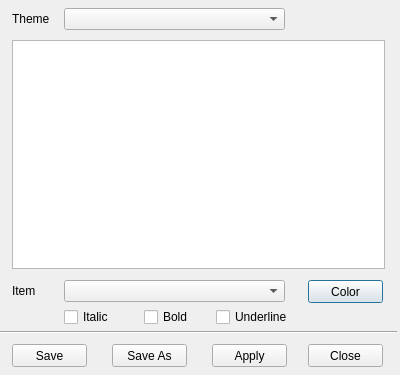
harbour/core, file harbour/contrib/hbide/resources/themes.ui: the form before one commit.
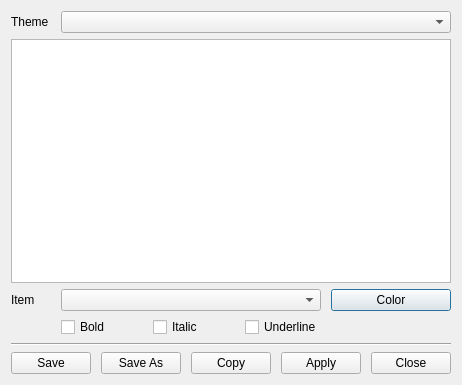
The form after the commit.

Commit message: 2010-01-02 19:31 UTC-0800 Pritpal Bedi (pritpal@vouchcac.com)   * contrib/hbide/hbide.prg   * contrib/hbide/ideeditor.prg   * contrib/hbide/idemisc.prg   * contrib/hbide/idesaveload.prg   * contrib/hbide/idethemes.prg   + contrib/hbide/resources/selectionlist.ui   * contrib/hbide/resources/themes.ui     ! Changed the way .ppo is presented. Now a new modeless       window displays .ppo source and thus you have more control       over comaprison with original source. You can keep as many       such .ppo windows on the screen.

The edit to the form file:
```diff
--- a/harbour/contrib/hbide/resources/themes.ui
+++ b/harbour/contrib/hbide/resources/themes.ui
@@ -6,186 +6,198 @@
    <rect>
     <x>0</x>
     <y>0</y>
-    <width>400</width>
-    <height>375</height>
+    <width>430</width>
+    <height>385</height>
    </rect>
   </property>
   <property name="windowTitle">
    <string>HBIDE - Source Syntax Highlighting</string>
   </property>
-  <widget class="QPlainTextEdit" name="plainTextEdit">
-   <property name="geometry">
-    <rect>
-     <x>12</x>
-     <y>40</y>
-     <width>373</width>
-     <height>229</height>
-    </rect>
-   </property>
-  </widget>
-  <widget class="QLabel" name="labelItem">
-   <property name="geometry">
-    <rect>
-     <x>12</x>
-     <y>284</y>
-     <width>46</width>
-     <height>13</height>
-    </rect>
-   </property>
-   <property name="text">
-    <string>Item</string>
-   </property>
-  </widget>
+  <layout class="QVBoxLayout" name="verticalLayout_2">
+   <item>
+    <layout class="QVBoxLayout" name="verticalLayout" stretch="0,1,0,0,0,0">
+     <property name="sizeConstraint">
+      <enum>QLayout::SetDefaultConstraint</enum>
+     </property>
+     <item>
+      <layout class="QHBoxLayout" name="horizontalLayout_6">
+       <property name="spacing">
+        <number>10</number>
+       </property>
+       <item>
   <widget class="QLabel" name="labelTheme">
-   <property name="geometry">
-    <rect>
-     <x>12</x>
-     <y>12</y>
-     <width>46</width>
-     <height>13</height>
-    </rect>
+         <property name="maximumSize">
+          <size>
+           <width>40</width>
+           <height>16777215</height>
+          </size>
    </property>
    <property name="text">
     <string>Theme</string>
    </property>
   </widget>
-  <widget class="QComboBox" name="comboItems">
-   <property name="geometry">
-    <rect>
-     <x>64</x>
-     <y>280</y>
-     <width>221</width>
-     <height>22</height>
-    </rect>
-   </property>
-  </widget>
+       </item>
+       <item>
+        <widget class="QComboBox" name="comboThemes"/>
+       </item>
+      </layout>
+     </item>
+     <item>
+      <layout class="QHBoxLayout" name="horizontalLayout_5">
+       <item>
+        <widget class="QPlainTextEdit" name="plainTextEdit"/>
+       </item>
+      </layout>
+     </item>
+     <item>
+      <layout class="QHBoxLayout" name="horizontalLayout_4">
+       <property name="spacing">
+        <number>10</number>
+       </property>
+       <item>
+        <widget class="QLabel" name="labelItem">
+         <property name="maximumSize">
+          <size>
+           <width>40</width>
+           <height>16777215</height>
+          </size>
+         </property>
+         <property name="text">
+          <string>Item</string>
+         </property>
+        </widget>
+       </item>
+       <item>
+        <widget class="QComboBox" name="comboItems"/>
+       </item>
+       <item>
   <widget class="QPushButton" name="buttonColor">
-   <property name="geometry">
-    <rect>
-     <x>308</x>
-     <y>280</y>
-     <width>75</width>
-     <height>23</height>
-    </rect>
+         <property name="maximumSize">
+          <size>
+           <width>120</width>
+           <height>16777215</height>
+          </size>
    </property>
    <property name="text">
     <string>Color</string>
    </property>
   </widget>
-  <widget class="QComboBox" name="comboThemes">
-   <property name="geometry">
-    <rect>
-     <x>64</x>
-     <y>8</y>
-     <width>221</width>
-     <height>22</height>
-    </rect>
-   </property>
-  </widget>
+       </item>
+      </layout>
+     </item>
+     <item>
+      <layout class="QHBoxLayout" name="horizontalLayout_3">
+       <item>
+        <spacer name="horizontalSpacer">
+         <property name="orientation">
+          <enum>Qt::Horizontal</enum>
+         </property>
+         <property name="sizeType">
+          <enum>QSizePolicy::Fixed</enum>
+         </property>
+         <property name="sizeHint" stdset="0">
+          <size>
+           <width>50</width>
+           <height>20</height>
+          </size>
+         </property>
+        </spacer>
+       </item>
+       <item>
+        <widget class="QCheckBox" name="checkBold">
+         <property name="text">
+          <string>Bold</string>
+         </property>
+        </widget>
+       </item>
+       <item>
+        <widget class="QCheckBox" name="checkItalic">
+         <property name="text">
+          <string>Italic</string>
+         </property>
+        </widget>
+       </item>
+       <item>
+        <widget class="QCheckBox" name="checkUnderline">
+         <property name="text">
+          <string>Underline</string>
+         </property>
+        </widget>
+       </item>
+       <item>
+        <spacer name="horizontalSpacer_2">
+         <property name="orientation">
+          <enum>Qt::Horizontal</enum>
+         </property>
+         <property name="sizeType">
+          <enum>QSizePolicy::Fixed</enum>
+         </property>
+         <property name="sizeHint" stdset="0">
+          <size>
+           <width>120</width>
+           <height>20</height>
+          </size>
+         </property>
+        </spacer>
+       </item>
+      </layout>
+     </item>
+     <item>
+      <layout class="QHBoxLayout" name="horizontalLayout_2">
+       <item>
+        <widget class="Line" name="line">
+         <property name="orientation">
+          <enum>Qt::Horizontal</enum>
+         </property>
+        </widget>
+       </item>
+      </layout>
+     </item>
+     <item>
+      <layout class="QHBoxLayout" name="horizontalLayout">
+       <property name="spacing">
+        <number>10</number>
+       </property>
+       <item>
   <widget class="QPushButton" name="buttonSave">
-   <property name="geometry">
-    <rect>
-     <x>12</x>
-     <y>344</y>
-     <width>75</width>
-     <height>23</height>
-    </rect>
-   </property>
    <property name="text">
     <string>Save</string>
    </property>
   </widget>
+       </item>
+       <item>
   <widget class="QPushButton" name="buttonSaveAs">
-   <property name="geometry">
-    <rect>
-     <x>112</x>
-     <y>344</y>
-     <width>75</width>
-     <height>23</height>
-    </rect>
-   </property>
    <property name="text">
     <string>Save As</string>
    </property>
   </widget>
+       </item>
+       <item>
+        <widget class="QPushButton" name="buttonCopy">
+         <property name="text">
+          <string>Copy</string>
+         </property>
+        </widget>
+       </item>
+       <item>
   <widget class="QPushButton" name="buttonApply">
-   <property name="geometry">
-    <rect>
-     <x>212</x>
-     <y>344</y>
-     <width>75</width>
-     <height>23</height>
-    </rect>
-   </property>
    <property name="text">
     <string>Apply</string>
    </property>
   </widget>
+       </item>
+       <item>
   <widget class="QPushButton" name="buttonClose">
-   <property name="geometry">
-    <rect>
-     <x>308</x>
-     <y>344</y>
-     <width>75</width>
-     <height>23</height>
-    </rect>
-   </property>
    <property name="text">
     <string>Close</string>
    </property>
   </widget>
-  <widget class="QCheckBox" name="checkItalic">
-   <property name="geometry">
-    <rect>
-     <x>64</x>
-     <y>308</y>
-     <width>53</width>
-     <height>18</height>
-    </rect>
-   </property>
-   <property name="text">
-    <string>Italic</string>
-   </property>
-  </widget>
-  <widget class="QCheckBox" name="checkBold">
-   <property name="geometry">
-    <rect>
-     <x>144</x>
-     <y>308</y>
-     <width>53</width>
-     <height>18</height>
-    </rect>
-   </property>
-   <property name="text">
-    <string>Bold</string>
-   </property>
-  </widget>
-  <widget class="QCheckBox" name="checkUnderline">
-   <property name="geometry">
-    <rect>
-     <x>216</x>
-     <y>308</y>
-     <width>71</width>
-     <height>18</height>
-    </rect>
-   </property>
-   <property name="text">
-    <string>Underline</string>
-   </property>
-  </widget>
-  <widget class="Line" name="line">
-   <property name="geometry">
-    <rect>
-     <x>0</x>
-     <y>324</y>
-     <width>397</width>
-     <height>16</height>
-    </rect>
-   </property>
-   <property name="orientation">
-    <enum>Qt::Horizontal</enum>
-   </property>
-  </widget>
+       </item>
+      </layout>
+     </item>
+    </layout>
+   </item>
+  </layout>
  </widget>
  <resources/>
  <connections/>
```
Lines whose indentation alone changed are shown as unchanged. The commit also changes 7 other files.
